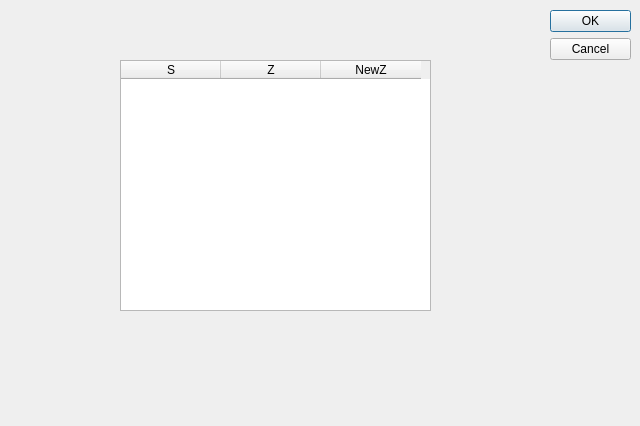
Qt form somevalues.ui (elesinn/fredholm_qwt) before a commit.
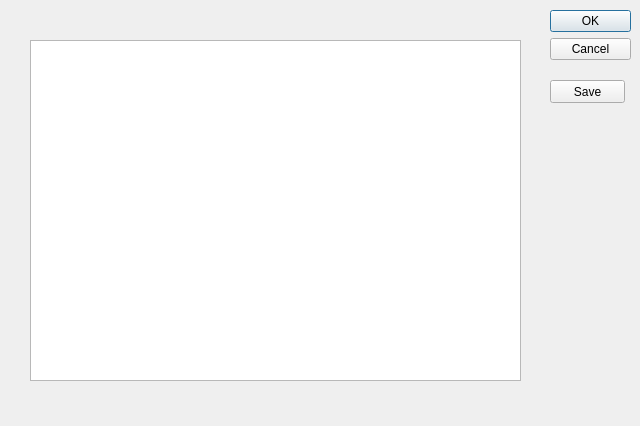
The same form after that commit.

Commit message: Utf8 + Export + TableView

Patch:
```diff
--- a/somevalues.ui
+++ b/somevalues.ui
@@ -29,30 +29,37 @@
     <set>QDialogButtonBox::Cancel|QDialogButtonBox::Ok</set>
    </property>
   </widget>
-  <widget class="QTableWidget" name="tableWidget">
+  <widget class="QTableView" name="tableView">
    <property name="geometry">
     <rect>
-     <x>120</x>
-     <y>60</y>
-     <width>311</width>
-     <height>251</height>
+     <x>30</x>
+     <y>40</y>
+     <width>491</width>
+     <height>341</height>
     </rect>
    </property>
-   <column>
-    <property name="text">
-     <string>S</string>
-    </property>
-   </column>
-   <column>
-    <property name="text">
-     <string>Z</string>
-    </property>
-   </column>
-   <column>
-    <property name="text">
-     <string>NewZ</string>
-    </property>
-   </column>
+   <property name="sizePolicy">
+    <sizepolicy hsizetype="Expanding" vsizetype="Expanding">
+     <horstretch>0</horstretch>
+     <verstretch>0</verstretch>
+    </sizepolicy>
+   </property>
+   <attribute name="horizontalHeaderCascadingSectionResizes">
+    <bool>true</bool>
+   </attribute>
+  </widget>
+  <widget class="QPushButton" name="pushButton">
+   <property name="geometry">
+    <rect>
+     <x>550</x>
+     <y>80</y>
+     <width>75</width>
+     <height>23</height>
+    </rect>
+   </property>
+   <property name="text">
+    <string>Save</string>
+   </property>
   </widget>
  </widget>
  <resources/>
```
Left out of the diff: 2 changed lines with no effect on the pictures. The commit also changes 6 other files.
